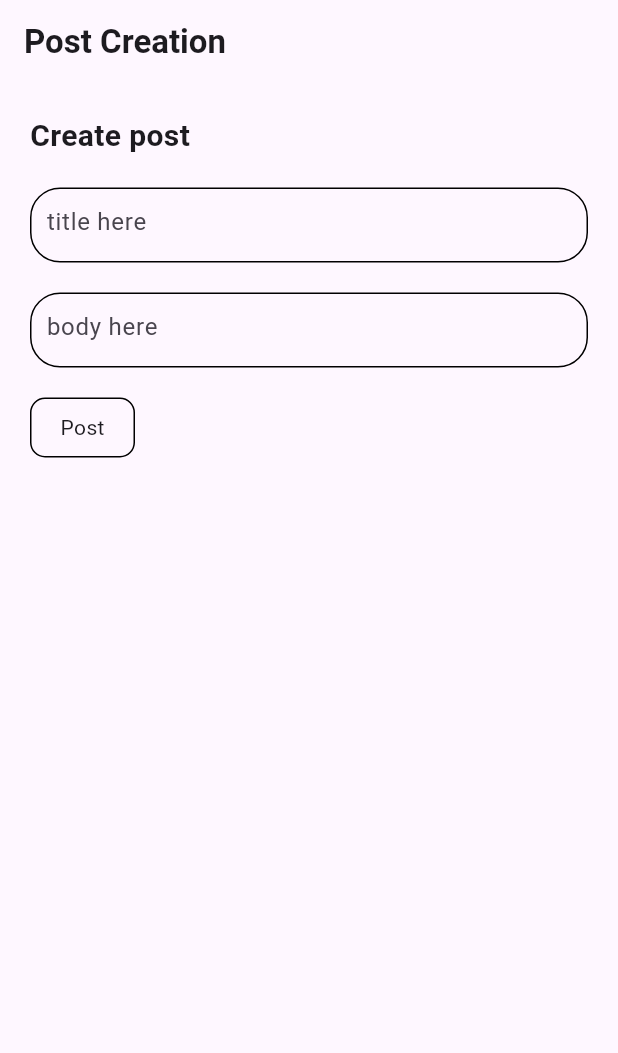
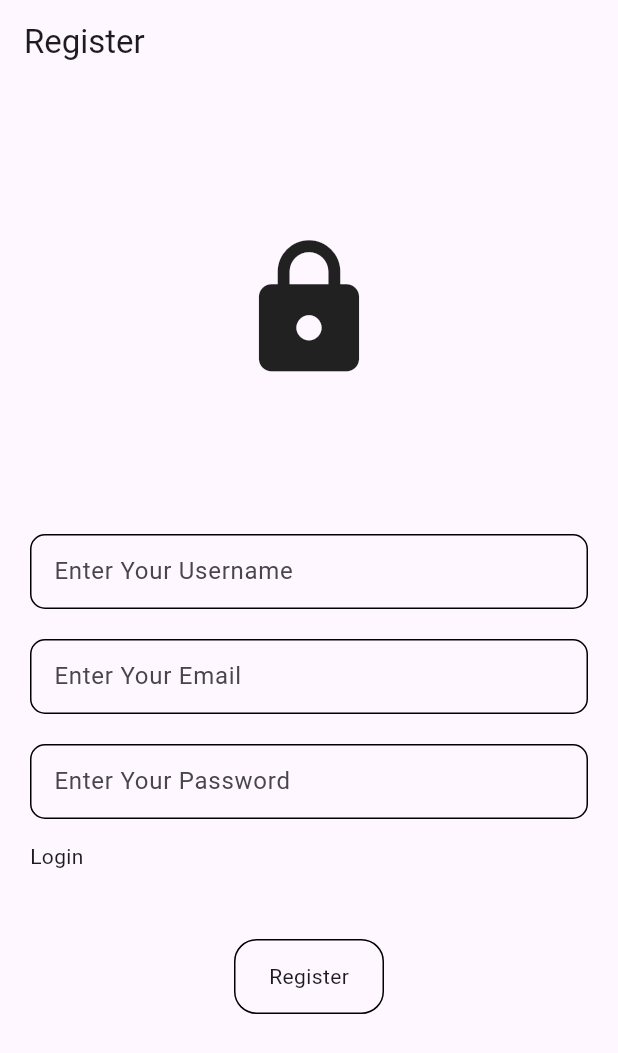
Before and after one commit to Ahmadsaniliman/Api-consumption, a Flutter app: the screen it shows after launch, on a phone screen of 412 x 824 dp. Shown: the top 1053 px of the screen. Run offline on Flutter 3.47's test engine with Material 3 defaults, Android fonts, the light colour scheme and no system bars; our stand-ins replace flutter_riverpod.

Commit message:
how to create a user

```diff
--- a/lib/Network/network.dart
+++ b/lib/Json/Network/network.dart
@@ -2,7 +2,7 @@ import 'dart:convert';
 import 'package:http/http.dart';
 import 'package:http/http.dart' as http;
 import 'dart:developer' as devtool show log;
-import 'package:jsonapiintergation/Model/model.dart';
+import 'package:jsonapiintergation/Json/Model/model.dart';
 
 class Network {
   Future<List<User>> getUsers() async {
--- a/lib/Provider/provider.dart
+++ b/lib/Json/Provider/provider.dart
@@ -1,5 +1,5 @@
 import 'package:flutter_riverpod/flutter_riverpod.dart';
-import 'package:jsonapiintergation/Network/network.dart';
+import 'package:jsonapiintergation/Json/Network/network.dart';
 
 final networkProvider = FutureProvider(
   (ref) {
--- a/lib/Screens/photos.dart
+++ b/lib/Json/Screens/photos.dart
@@ -1,6 +1,6 @@
 import 'package:flutter/material.dart';
 import 'package:flutter_riverpod/flutter_riverpod.dart';
-import 'package:jsonapiintergation/Provider/provider.dart';
+import 'package:jsonapiintergation/Json/Provider/provider.dart';
 
 class PhotosScreen extends ConsumerWidget {
   const PhotosScreen({super.key});
--- a/lib/Screens/post.dart
+++ b/lib/Json/Screens/post.dart
@@ -1,7 +1,7 @@
 import 'package:flutter/material.dart';
 import 'package:flutter_riverpod/flutter_riverpod.dart';
-import 'package:jsonapiintergation/Network/network.dart';
-import 'package:jsonapiintergation/Provider/provider.dart';
+import 'package:jsonapiintergation/Json/Network/network.dart';
+import 'package:jsonapiintergation/Json/Provider/provider.dart';
 
 class PostScreen extends ConsumerWidget {
   const PostScreen({super.key});
--- a/lib/Screens/todos.dart
+++ b/lib/Json/Screens/todos.dart
@@ -1,6 +1,6 @@
 import 'package:flutter/material.dart';
 import 'package:flutter_riverpod/flutter_riverpod.dart';
-import 'package:jsonapiintergation/Provider/provider.dart';
+import 'package:jsonapiintergation/Json/Provider/provider.dart';
 
 class TodosScreen extends ConsumerWidget {
   const TodosScreen({super.key});
--- a/lib/Screens/user.dart
+++ b/lib/Json/Screens/user.dart
@@ -1,6 +1,6 @@
 import 'package:flutter/material.dart';
 import 'package:flutter_riverpod/flutter_riverpod.dart';
-import 'package:jsonapiintergation/Provider/provider.dart';
+import 'package:jsonapiintergation/Json/Provider/provider.dart';
 
 class UsersScreen extends ConsumerWidget {
   const UsersScreen({super.key});
--- /dev/null
+++ b/lib/User/Network/api_newtwork.dart
@@ -0,0 +1,67 @@
+import 'dart:convert';
+
+import 'package:http/http.dart';
+import 'package:http/http.dart' as http;
+import 'dart:developer' as devtool show log;
+
+class NetworkApi {
+  void registerUser({
+    required String username,
+    required String email,
+    required String password,
+  }) async {
+    const url = "https://reqres.in/api/users";
+
+    final body = {
+      'username': username,
+      'email': email,
+      'password': password,
+    };
+
+    try {
+      final Response response = await http.post(
+        Uri.parse(url),
+        body: jsonEncode(body),
+      );
+
+      if (response.statusCode == 200 || response.statusCode == 201) {
+        final resp = json.decode(response.body);
+        devtool.log(resp.toString());
+      } else {
+        final resp = json.decode(response.body);
+        devtool.log(resp.toString());
+      }
+    } catch (e) {
+      //   devtool.log(e.toString());
+    }
+  }
+
+  void loginUser({
+    required String email,
+    required String password,
+  }) async {
+    const url = "https://reqres.in/api/users";
+
+    final body = {
+      'email': email,
+      'password': password,
+    };
+
+    try {
+      final Response response = await http.post(
+        Uri.parse(url),
+        body: jsonEncode(body),
+      );
+
+      if (response.statusCode == 200 || response.statusCode == 201) {
+        final resp = json.decode(response.body);
+        devtool.log(resp.toString());
+      } else {
+        final resp = json.decode(response.body);
+        devtool.log(resp.toString());
+      }
+    } catch (e) {
+      devtool.log(e.toString());
+    }
+  }
+}
--- /dev/null
+++ b/lib/User/Provider/provider.dart
@@ -0,0 +1,10 @@
+import 'package:flutter_riverpod/flutter_riverpod.dart';
+import 'package:jsonapiintergation/User/Network/api_newtwork.dart';
+
+final registerUserProvider = FutureProvider(
+  (ref) => NetworkApi().registerUser(
+    username: '',
+    email: '',
+    password: '',
+  ),
+);
--- /dev/null
+++ b/lib/User/Screens/register_screen.dart
@@ -0,0 +1,129 @@
+import 'package:flutter/material.dart';
+import 'dart:developer' as devtool show log;
+import 'package:flutter_riverpod/flutter_riverpod.dart';
+import 'package:jsonapiintergation/User/Network/api_newtwork.dart';
+import 'package:jsonapiintergation/User/Screens/login_screen.dart';
+
+class Register extends ConsumerWidget {
+  const Register({super.key});
+  @override
+  Widget build(BuildContext context, WidgetRef ref) {
+    final TextEditingController emailController = TextEditingController();
+    final TextEditingController usernameController = TextEditingController();
+    final TextEditingController passwordController = TextEditingController();
+    return Scaffold(
+      appBar: AppBar(
+        title: const Text('Register'),
+      ),
+      body: Padding(
+        padding: const EdgeInsets.symmetric(horizontal: 20),
+        child: SingleChildScrollView(
+          child: Column(
+            children: [
+              const SizedBox(height: 100),
+              const Icon(
+                Icons.lock,
+                size: 100,
+              ),
+              const SizedBox(height: 100),
+              Container(
+                height: 50,
+                width: double.infinity,
+                decoration: BoxDecoration(
+                  borderRadius: BorderRadius.circular(10),
+                  border: Border.all(),
+                ),
+                child: TextField(
+                  controller: usernameController,
+                  decoration: const InputDecoration(
+                    contentPadding: EdgeInsets.symmetric(horizontal: 15),
+                    border: InputBorder.none,
+                    hintText: 'Enter Your Username',
+                  ),
+                ),
+              ),
+              const SizedBox(height: 20),
+              Container(
+                height: 50,
+                width: double.infinity,
+                decoration: BoxDecoration(
+                  borderRadius: BorderRadius.circular(10),
+                  border: Border.all(),
+                ),
+                child: TextField(
+                  controller: emailController,
+                  decoration: const InputDecoration(
+                    contentPadding: EdgeInsets.symmetric(horizontal: 15),
+                    border: InputBorder.none,
+                    hintText: 'Enter Your Email',
+                  ),
+                ),
+              ),
+              const SizedBox(height: 20),
+              Container(
+                height: 50,
+                width: double.infinity,
+                decoration: BoxDecoration(
+                  borderRadius: BorderRadius.circular(10),
+                  border: Border.all(),
+                ),
+                child: TextField(
+                  controller: passwordController,
+                  decoration: const InputDecoration(
+                    contentPadding: EdgeInsets.symmetric(horizontal: 15),
+                    border: InputBorder.none,
+                    hintText: 'Enter Your Password',
+                  ),
+                ),
+              ),
+              Padding(
+                padding: const EdgeInsets.symmetric(vertical: 15),
+                child: Row(
+                  mainAxisAlignment: MainAxisAlignment.spaceBetween,
+                  children: [
+                    InkWell(
+                        onTap: () {
+                          Navigator.of(context).pushAndRemoveUntil(
+                            MaterialPageRoute(
+                              builder: (context) => const Login(),
+                            ),
+                            (route) => false,
+                          );
+                        },
+                        child: const Text('Login')),
+                    Container(),
+                  ],
+                ),
+              ),
+              const SizedBox(height: 30),
+              GestureDetector(
+                onTap: () {
+                  final userName = usernameController.text.trim();
+                  final email = emailController.text.trim();
+                  final password = passwordController.text.trim();
+
+                  NetworkApi().registerUser(
+                    username: userName,
+                    email: email,
+                    password: password,
+                  );
+                  devtool.log('succefull');
+                },
+                child: Container(
+                  height: 50,
+                  width: 100,
+                  decoration: BoxDecoration(
+                      border: Border.all(),
+                      borderRadius: BorderRadius.circular(15)),
+                  child: const Center(
+                    child: Text('Register'),
+                  ),
+                ),
+              ),
+            ],
+          ),
+        ),
+      ),
+    );
+  }
+}
--- a/lib/main.dart
+++ b/lib/main.dart
@@ -1,6 +1,7 @@
 import 'package:flutter/material.dart';
 import 'package:flutter_riverpod/flutter_riverpod.dart';
-import 'package:jsonapiintergation/Screens/post.dart';
+import 'package:jsonapiintergation/Json/Screens/post.dart';
+import 'package:jsonapiintergation/User/Screens/register_screen.dart';
 
 void main() {
   runApp(const MyApp());
@@ -19,7 +20,7 @@ class MyApp extends StatelessWidget {
           colorScheme: ColorScheme.fromSeed(seedColor: Colors.deepPurple),
           useMaterial3: true,
         ),
-        home: const PostDetails(),
+        home: const Register(),
       ),
     );
   }
```
Also changed, not shown: lib/User/Screens/home_screen.dart (added, +14 -0 lines), lib/User/Screens/login_screen.dart (added, +110 -0 lines), lib/Json/Model/model.dart (renamed from lib/Model/model.dart).
